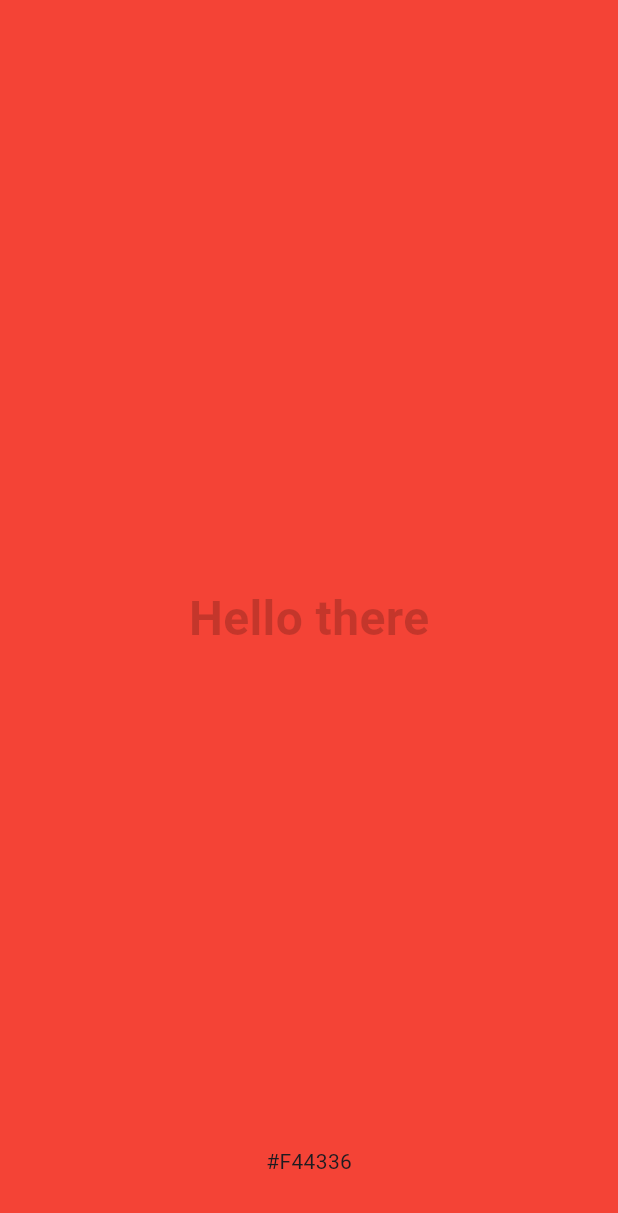
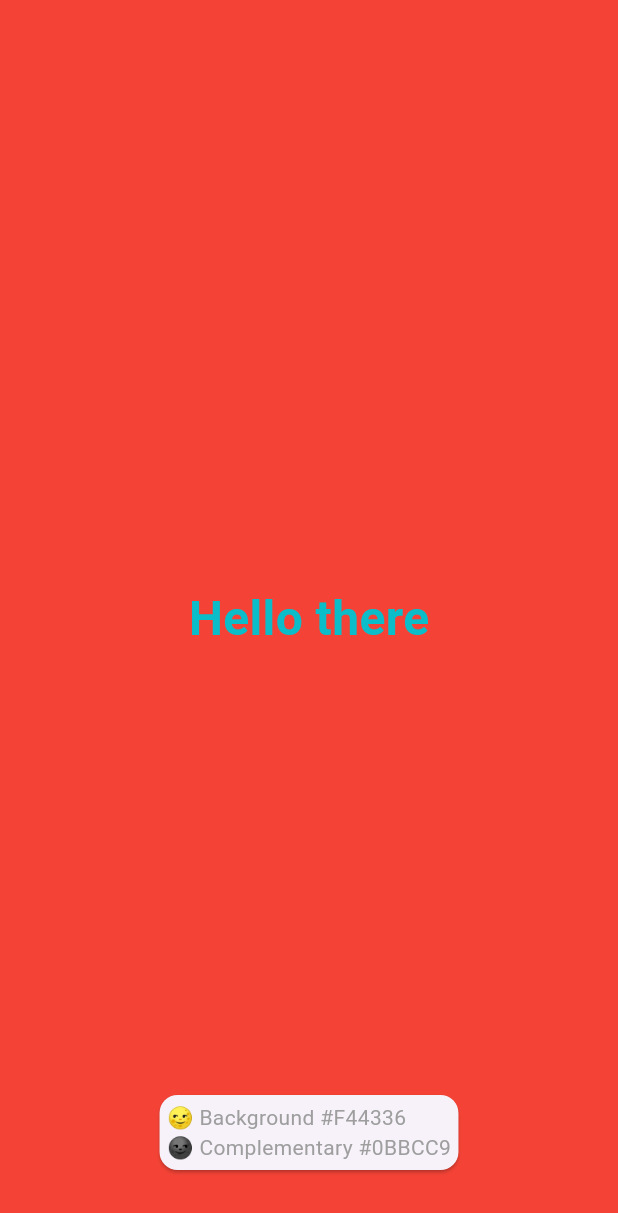
Before and after one commit to Alkonosttt/FlutterTest, a Flutter app: the screen it shows after launch, on a phone screen of 412 x 824 dp. Shown: the top 1213 px of the screen. Run offline on Flutter 3.47's test engine with Material 3 defaults, Android fonts, the phone set to English and light mode, and no system bars.

Commit message:
Added an ability to find complementary colors, added a display of main bg and complementary colors on a card

```diff
--- a/lib/screens/color_changer_screen.dart
+++ b/lib/screens/color_changer_screen.dart
@@ -30,7 +30,7 @@ class _ColorChangerScreenState extends State<ColorChangerScreen> {
                 'Hello there',
                 style: TextStyle(
                   fontSize: 32,
-                  color: Colors.black.withAlpha(50),
+                  color: ColorService.getComplementaryColor(_backgroundColor),
                   fontWeight: FontWeight.bold,
                 ),
               ),
@@ -40,7 +40,15 @@ class _ColorChangerScreenState extends State<ColorChangerScreen> {
               left: 0,
               right: 0,
               child: Center(
-                child: Text(ColorService.colorToHex(_backgroundColor)),
+                child: Card(
+                  child: Padding(
+                    padding: const EdgeInsets.all(5.0),
+                    child: Text(
+                      '🌝 Background ${ColorService.colorToHex(_backgroundColor)}\n🌚 Complementary ${ColorService.colorToHex(ColorService.getComplementaryColor(_backgroundColor))}',
+                      style: TextStyle(color: Colors.grey),
+                    ),
+                  ),
+                ),
               ),
             ),
           ],
--- a/lib/services/color_service.dart
+++ b/lib/services/color_service.dart
@@ -6,6 +6,7 @@ class ColorService {
 
   static Color generateRandomColor() {
     final random = Random();
+
     return Color.fromARGB(
       _colorMax - 1,
       random.nextInt(_colorMax),
@@ -22,4 +23,13 @@ class ColorService {
     return '#${r.toRadixString(16).padLeft(2, '0')}${g.toRadixString(16).padLeft(2, '0')}${b.toRadixString(16).padLeft(2, '0')}'
         .toUpperCase();
   }
+
+  static Color getComplementaryColor(Color color) {
+    return Color.fromARGB(
+      (color.a * (_colorMax - 1)).round(),
+      _colorMax - 1 - (color.r * (_colorMax - 1)).round(),
+      _colorMax - 1 - (color.g * (_colorMax - 1)).round(),
+      _colorMax - 1 - (color.b * (_colorMax - 1)).round(),
+    );
+  }
 }
```
